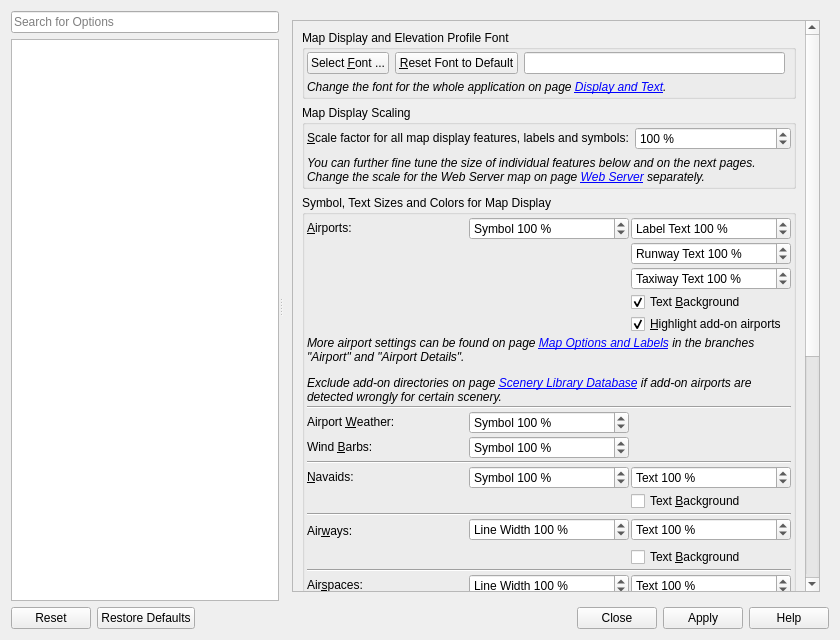
Before: the Qt Designer form src/options/optionsdialog.ui in albar965/littlenavmap, drawn with Qt 5.
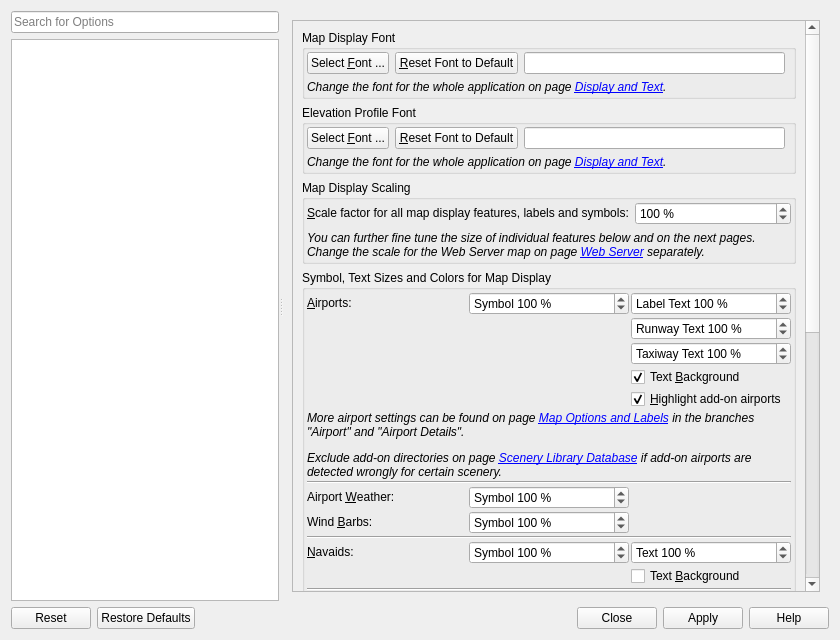
After: the same form once the commit is applied. The open tabs and pages were chosen to show the change. Icons and pictures are not drawn.

Commit message:
Added separate font option for elevation profile
Changed icons for profile data and map cache

The edit to the form file:
```diff
--- a/src/options/optionsdialog.ui
+++ b/src/options/optionsdialog.ui
@@ -2873,14 +2873,14 @@
              <x>0</x>
              <y>0</y>
              <width>543</width>
-             <height>1270</height>
+             <height>1381</height>
             </rect>
            </property>
            <layout class="QVBoxLayout" name="verticalLayout_20">
             <item>
              <widget class="QGroupBox" name="groupBox_20">
               <property name="title">
-               <string>Map Display and Elevation Profile Font</string>
+               <string>Map Display Font</string>
               </property>
               <layout class="QGridLayout" name="gridLayout_5">
                <property name="leftMargin">
@@ -2942,6 +2942,71 @@
               </layout>
              </widget>
             </item>
+            <item>
+             <widget class="QGroupBox" name="groupBox_43">
+              <property name="title">
+               <string>Elevation Profile Font</string>
+              </property>
+              <layout class="QGridLayout" name="gridLayout_28">
+               <property name="leftMargin">
+                <number>2</number>
+               </property>
+               <property name="topMargin">
+                <number>2</number>
+               </property>
+               <property name="rightMargin">
+                <number>2</number>
+               </property>
+               <property name="bottomMargin">
+                <number>2</number>
+               </property>
+               <item row="0" column="0">
+                <widget class="QPushButton" name="pushButtonOptionsProfileSelectFont">
+                 <property name="toolTip">
+                  <string>Select a font for the map and the elevation profile.
+Note that some fonts, especially large fonts, can result in display errors on the map.</string>
+                 </property>
+                 <property name="text">
+                  <string>Select &amp;Font ...</string>
+                 </property>
+                </widget>
+               </item>
+               <item row="0" column="1">
+                <widget class="QPushButton" name="pushButtonOptionsProfileResetFont">
+                 <property name="toolTip">
+                  <string>Reset font for the map and the elevation profile back to default</string>
+                 </property>
+                 <property name="text">
+                  <string>&amp;Reset Font to Default</string>
+                 </property>
+                </widget>
+               </item>
+               <item row="1" column="0" colspan="4">
+                <widget class="QLabel" name="labelOptionsAppFontHintProfile">
+                 <property name="text">
+                  <string>&lt;html&gt;&lt;head/&gt;&lt;body&gt;&lt;p&gt;&lt;img src=&quot;:/littlenavmap/resources/icons/bulb.svg&quot;/&gt;&lt;span style=&quot; font-style:italic;&quot;&gt;Change the font for the whole application on page &lt;/span&gt;&lt;a href=&quot;lnm://displayandtext&quot;&gt;&lt;span style=&quot; font-style:italic; text-decoration: underline;&quot;&gt;Display and Text&lt;/span&gt;&lt;/a&gt;&lt;span style=&quot; font-style:italic;&quot;&gt;.&lt;/span&gt;&lt;/p&gt;&lt;/body&gt;&lt;/html&gt;</string>
+                 </property>
+                 <property name="wordWrap">
+                  <bool>true</bool>
+                 </property>
+                 <property name="margin">
+                  <number>10</number>
+                 </property>
+                 <property name="textInteractionFlags">
+                  <set>Qt::LinksAccessibleByMouse|Qt::TextSelectableByMouse</set>
+                 </property>
+                </widget>
+               </item>
+               <item row="0" column="2">
+                <widget class="QLineEdit" name="lineEditOptionsProfileFont">
+                 <property name="readOnly">
+                  <bool>true</bool>
+                 </property>
+                </widget>
+               </item>
+              </layout>
+             </widget>
+            </item>
             <item>
              <widget class="QGroupBox" name="groupBox_39">
               <property name="title">
```
Left out of the diff: 358 changed lines with no effect on the pictures. The commit also changes 12 other files.
